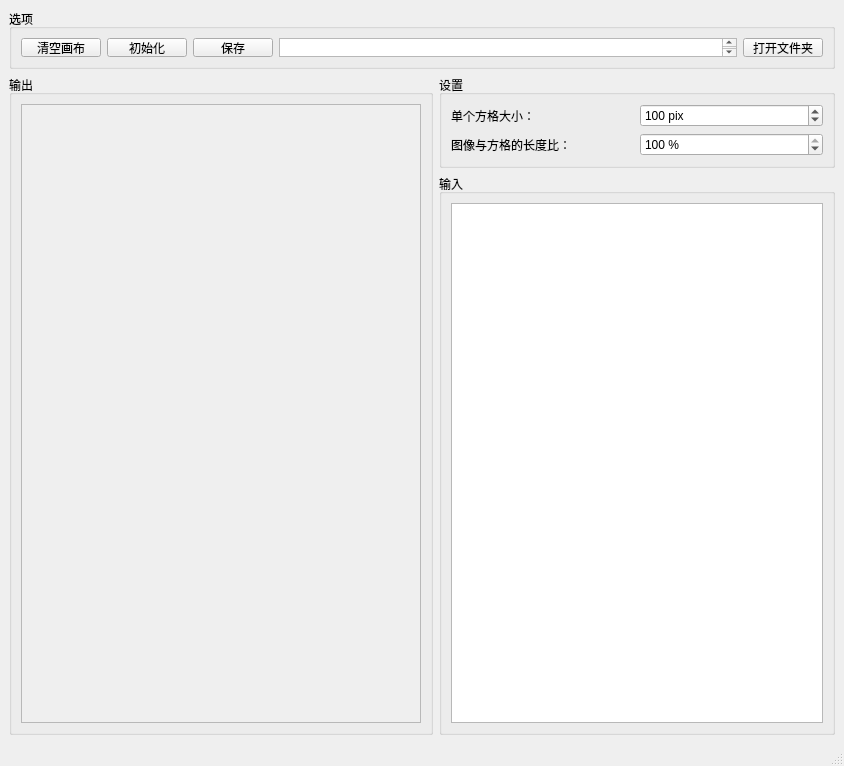
This is forms/mainwindow.ui in FelixLin99/ImgInGrid as Qt 5 draws it before an edit. The edited form follows.
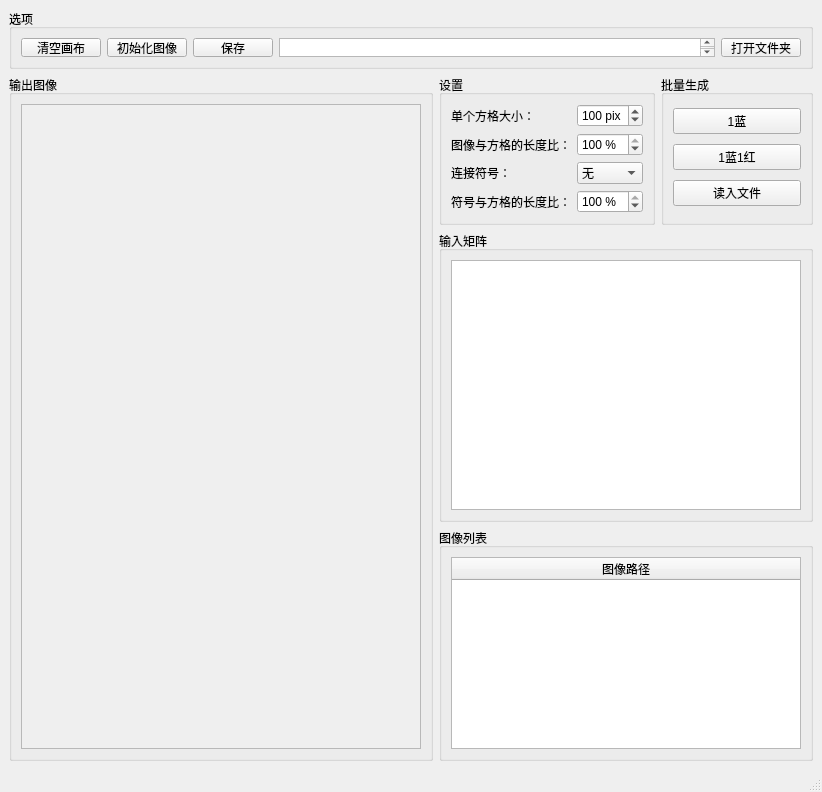
This is the edited form.

Commit message: 生成完整图片，含连接符号

Diff of the .ui file:
```diff
--- a/forms/mainwindow.ui
+++ b/forms/mainwindow.ui
@@ -6,8 +6,8 @@
    <rect>
     <x>0</x>
     <y>0</y>
-    <width>844</width>
-    <height>766</height>
+    <width>814</width>
+    <height>784</height>
    </rect>
   </property>
   <property name="windowTitle">
@@ -15,7 +15,7 @@
   </property>
   <widget class="QWidget" name="centralwidget">
    <layout class="QGridLayout" name="gridLayout_5">
-    <item row="0" column="0" colspan="2">
+    <item row="0" column="0" colspan="3">
      <widget class="QGroupBox" name="groupBox">
       <property name="maximumSize">
        <size>
@@ -49,7 +49,7 @@
           </size>
          </property>
          <property name="text">
-          <string>初始化</string>
+          <string>初始化图像</string>
          </property>
         </widget>
        </item>
@@ -80,6 +80,9 @@
            <height>30</height>
           </size>
          </property>
+         <property name="readOnly">
+          <bool>true</bool>
+         </property>
         </widget>
        </item>
        <item>
@@ -98,10 +101,10 @@
       </layout>
      </widget>
     </item>
-    <item row="1" column="0" rowspan="2">
+    <item row="1" column="0" rowspan="3">
      <widget class="QGroupBox" name="grpOutput">
       <property name="title">
-       <string>输出</string>
+       <string>输出图像</string>
       </property>
       <layout class="QGridLayout" name="gridLayout_2">
        <item row="0" column="0">
@@ -121,7 +124,7 @@
             <x>0</x>
             <y>0</y>
             <width>398</width>
-            <height>598</height>
+            <height>616</height>
            </rect>
           </property>
          </widget>
@@ -132,11 +135,15 @@
     </item>
     <item row="1" column="1">
      <widget class="QGroupBox" name="groupBox_2">
+      <property name="sizePolicy">
+       <sizepolicy hsizetype="Preferred" vsizetype="Minimum">
+        <horstretch>0</horstretch>
+        <verstretch>0</verstretch>
+       </sizepolicy>
+      </property>
       <property name="title">
        <string>设置</string>
       </property>
-      <layout class="QGridLayout" name="gridLayout_3">
-       <item row="0" column="0">
         <layout class="QGridLayout" name="gridLayout">
          <item row="0" column="0">
           <widget class="QLabel" name="label_2">
@@ -184,12 +191,100 @@
            </property>
           </widget>
          </item>
-        </layout>
-       </item>
-      </layout>
+       <item row="2" column="0">
+        <widget class="QLabel" name="label_3">
+         <property name="text">
+          <string>连接符号：</string>
+         </property>
      </widget>
     </item>
     <item row="2" column="1">
+        <widget class="QComboBox" name="combSign">
+         <item>
+          <property name="text">
+           <string>无</string>
+          </property>
+         </item>
+         <item>
+          <property name="text">
+           <string>加号</string>
+          </property>
+         </item>
+         <item>
+          <property name="text">
+           <string>上箭头</string>
+          </property>
+         </item>
+         <item>
+          <property name="text">
+           <string>下箭头</string>
+          </property>
+         </item>
+        </widget>
+       </item>
+       <item row="3" column="0">
+        <widget class="QLabel" name="label_4">
+         <property name="text">
+          <string>符号与方格的长度比：</string>
+         </property>
+        </widget>
+       </item>
+       <item row="3" column="1">
+        <widget class="QSpinBox" name="spinSignScale">
+         <property name="suffix">
+          <string> %</string>
+         </property>
+         <property name="minimum">
+          <number>40</number>
+         </property>
+         <property name="maximum">
+          <number>100</number>
+         </property>
+         <property name="value">
+          <number>100</number>
+         </property>
+        </widget>
+       </item>
+      </layout>
+     </widget>
+    </item>
+    <item row="1" column="2">
+     <widget class="QGroupBox" name="groupBox_4">
+      <property name="sizePolicy">
+       <sizepolicy hsizetype="Preferred" vsizetype="Minimum">
+        <horstretch>0</horstretch>
+        <verstretch>0</verstretch>
+       </sizepolicy>
+      </property>
+      <property name="title">
+       <string>批量生成</string>
+      </property>
+      <layout class="QVBoxLayout" name="verticalLayout">
+       <item>
+        <widget class="QPushButton" name="pbtn1Blue">
+         <property name="text">
+          <string>1蓝</string>
+         </property>
+        </widget>
+       </item>
+       <item>
+        <widget class="QPushButton" name="pbtn1Blue1Red">
+         <property name="text">
+          <string>1蓝1红</string>
+         </property>
+        </widget>
+       </item>
+       <item>
+        <widget class="QPushButton" name="pbtnFin">
+         <property name="text">
+          <string>读入文件</string>
+         </property>
+        </widget>
+       </item>
+      </layout>
+     </widget>
+    </item>
+    <item row="2" column="1" colspan="2">
      <widget class="QGroupBox" name="grpInput">
       <property name="sizePolicy">
        <sizepolicy hsizetype="Minimum" vsizetype="Minimum">
@@ -198,15 +293,15 @@
        </sizepolicy>
       </property>
       <property name="title">
-       <string>输入</string>
+       <string>输入矩阵</string>
       </property>
-      <layout class="QGridLayout" name="gridLayout_4">
-       <item row="1" column="0">
+      <layout class="QGridLayout" name="gridLayout_3">
+       <item row="0" column="0">
         <widget class="QTableWidget" name="tabInput">
          <property name="minimumSize">
           <size>
            <width>350</width>
-           <height>400</height>
+           <height>250</height>
           </size>
          </property>
          <property name="maximumSize">
@@ -220,6 +315,39 @@
       </layout>
      </widget>
     </item>
+    <item row="3" column="1" colspan="2">
+     <widget class="QGroupBox" name="groupBox_3">
+      <property name="sizePolicy">
+       <sizepolicy hsizetype="Minimum" vsizetype="Minimum">
+        <horstretch>0</horstretch>
+        <verstretch>0</verstretch>
+       </sizepolicy>
+      </property>
+      <property name="title">
+       <string>图像列表</string>
+      </property>
+      <layout class="QGridLayout" name="gridLayout_4">
+       <item row="0" column="0">
+        <widget class="QTableWidget" name="tabImgList">
+         <property name="minimumSize">
+          <size>
+           <width>350</width>
+           <height>100</height>
+          </size>
+         </property>
+         <attribute name="horizontalHeaderStretchLastSection">
+          <bool>true</bool>
+         </attribute>
+         <column>
+          <property name="text">
+           <string>图像路径</string>
+          </property>
+         </column>
+        </widget>
+       </item>
+      </layout>
+     </widget>
+    </item>
    </layout>
   </widget>
   <widget class="QMenuBar" name="menubar">
```
Left out of the diff: 4 changed lines with no effect on the pictures. Lines whose indentation alone changed are shown as unchanged. The commit also changes 6 other files.
